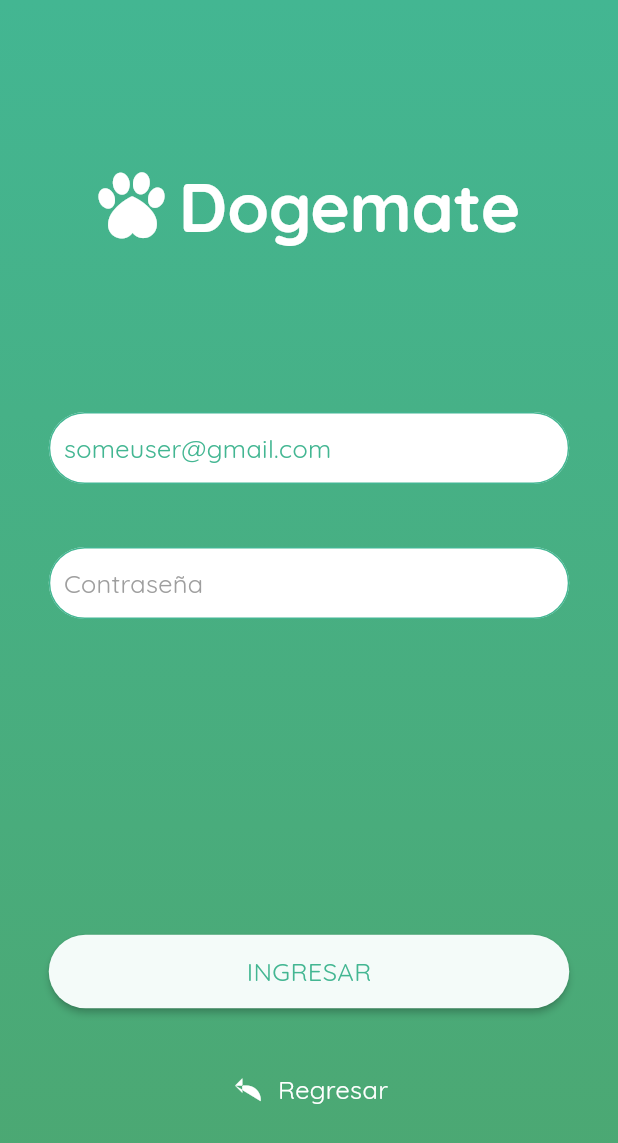
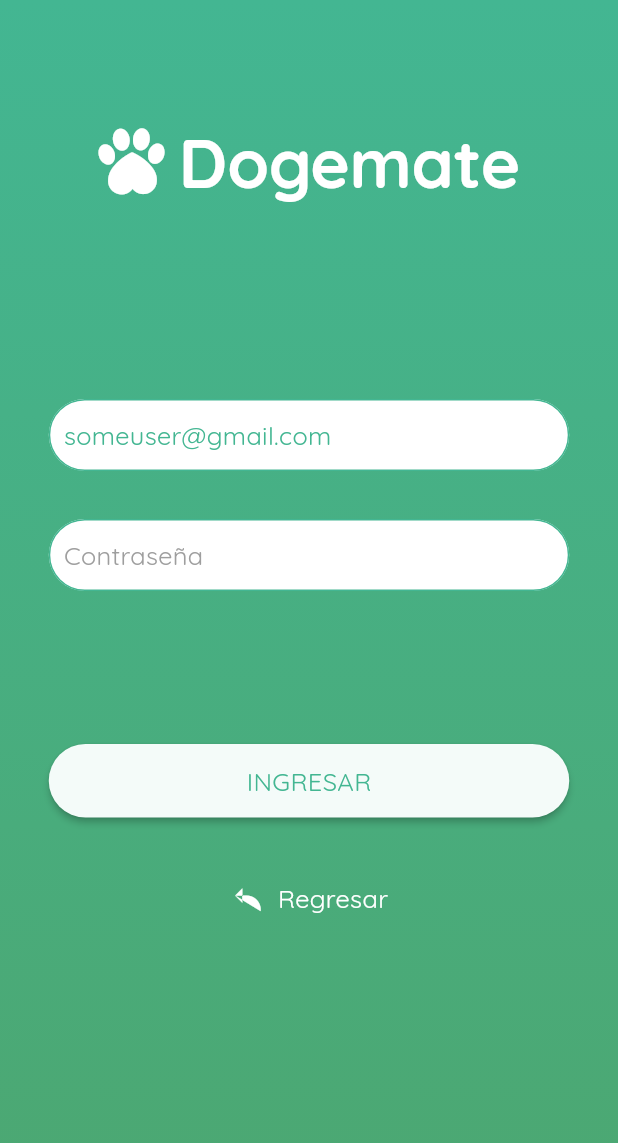
Before and after one commit to BadinhoCornejo/e-patas-ui, a Flutter app: the screen it shows after launch, on a phone screen of 412 x 824 dp. Shown: the top 1143 px of the screen. Run offline on Flutter 3.47's test engine with Material 2 defaults, Android fonts, the phone set to English and light mode, and no system bars.

Commit message:
Login overflow fixed.

```diff
--- a/lib/ui/screens/login.dart
+++ b/lib/ui/screens/login.dart
@@ -10,45 +10,82 @@ class Login extends StatelessWidget {
   Widget build(BuildContext context) {
     return Scaffold(
       body: Container(
-      child: Column(
+        child: ListView(
+          physics: NeverScrollableScrollPhysics(),
+          children: [
+            Column(
               mainAxisAlignment: MainAxisAlignment.center,
               children: [
-          Expanded(child: Logo(), flex: 1),
-          Expanded(
-              flex: 1,
+                Padding(
+                  padding: const EdgeInsets.fromLTRB(
+                    30.0,
+                    80.0,
+                    30.0,
+                    80.0,
+                  ),
+                  child: Logo(),
+                ),
+                Padding(
+                  padding: const EdgeInsets.only(
+                    top: 50.0,
+                    bottom: 50.0,
+                  ),
                   child: Column(
                     children: [
-                  MainInput(hintText: 'someuser@gmail.com', isPassword: false),
-                  SizedBox(height: 40.0),
-                  MainInput(hintText: 'Contraseña', isPassword: true)
+                      MainInput(
+                        hintText: 'someuser@gmail.com',
+                        isPassword: false,
+                      ),
+                      SizedBox(height: 30.0),
+                      MainInput(
+                        hintText: 'Contraseña',
+                        isPassword: true,
+                      )
                     ],
-              )),
-          Expanded(
-            flex: 1,
+                  ),
+                ),
+                Padding(
+                  padding: const EdgeInsets.only(top: 50.0),
                   child: Column(
                     mainAxisAlignment: MainAxisAlignment.center,
                     crossAxisAlignment: CrossAxisAlignment.center,
                     children: [
-                MainButton(isWhite: true, text: "INGRESAR", onPressed: () {}),
-                SizedBox(height: 30.0),
+                      MainButton(
+                        isWhite: true,
+                        text: "INGRESAR",
+                        onPressed: () {},
+                      ),
+                      SizedBox(
+                        height: 30.0,
+                      ),
                       TextButton.icon(
                         onPressed: () {},
-                  icon: Icon(App.akar_icons_arrow_back, color: Colors.white),
-                  label: Text('Regresar',
+                        icon: Icon(
+                          App.akar_icons_arrow_back,
+                          color: Colors.white,
+                        ),
+                        label: Text(
+                          'Regresar',
                           style: TextStyle(
                             fontFamily: 'Quicksand',
                             fontWeight: FontWeight.w400,
                             letterSpacing: .22,
                             fontSize: 17,
                             color: Colors.white,
-                      )),
+                          ),
+                        ),
                       )
                     ],
                   ),
                 )
               ],
+            )
+          ],
         ),
-      decoration: BoxDecoration(gradient: primaryColorGradient),
-    ));
+        decoration: BoxDecoration(
+          gradient: primaryColorGradient,
+        ),
+      ),
+    );
   }
 }
```
Lines whose indentation alone changed are shown as unchanged.
